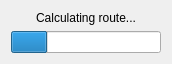
First picture: the form in Pilocik/widgets/troutingprogresswidget.ui, repository dotevo/Pilocik, before the edit.
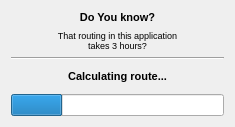
Second picture: the form after the edit.

Diff of the .ui file:
```diff
--- a/Pilocik/widgets/troutingprogresswidget.ui
+++ b/Pilocik/widgets/troutingprogresswidget.ui
@@ -6,21 +6,70 @@
    <rect>
     <x>0</x>
     <y>0</y>
-    <width>172</width>
-    <height>58</height>
+    <width>235</width>
+    <height>127</height>
    </rect>
   </property>
   <property name="windowTitle">
    <string>Form</string>
   </property>
-  <layout class="QVBoxLayout" name="verticalLayout">
+  <layout class="QVBoxLayout" name="verticalLayout_2">
+   <item>
+    <layout class="QVBoxLayout" name="verticalLayout">
+     <item>
+      <widget class="QLabel" name="label_2">
+       <property name="font">
+        <font>
+         <pointsize>6</pointsize>
+        </font>
+       </property>
+       <property name="text">
+        <string>&lt;!DOCTYPE HTML PUBLIC &quot;-//W3C//DTD HTML 4.0//EN&quot; &quot;http://www.w3.org/TR/REC-html40/strict.dtd&quot;&gt;
+&lt;html&gt;&lt;head&gt;&lt;meta name=&quot;qrichtext&quot; content=&quot;1&quot; /&gt;&lt;style type=&quot;text/css&quot;&gt;
+p, li { white-space: pre-wrap; }
+&lt;/style&gt;&lt;/head&gt;&lt;body style=&quot; font-family:'MS Shell Dlg 2'; font-size:6pt; font-weight:400; font-style:normal;&quot;&gt;
+&lt;p style=&quot; margin-top:0px; margin-bottom:0px; margin-left:0px; margin-right:0px; -qt-block-indent:0; text-indent:0px;&quot;&gt;&lt;span style=&quot; font-size:8pt; font-weight:600;&quot;&gt;Do You know?&lt;/span&gt;&lt;/p&gt;&lt;/body&gt;&lt;/html&gt;</string>
+       </property>
+       <property name="alignment">
+        <set>Qt::AlignCenter</set>
+       </property>
+      </widget>
+     </item>
+     <item>
+      <widget class="QLabel" name="label_3">
+       <property name="font">
+        <font>
+         <pointsize>7</pointsize>
+        </font>
+       </property>
+       <property name="text">
+        <string>That routing in this application&lt;br /&gt; takes 3 hours?</string>
+       </property>
+       <property name="alignment">
+        <set>Qt::AlignCenter</set>
+       </property>
+      </widget>
+     </item>
+    </layout>
+   </item>
+   <item>
+    <widget class="Line" name="line">
+     <property name="orientation">
+      <enum>Qt::Horizontal</enum>
+     </property>
+    </widget>
+   </item>
    <item>
     <widget class="QLabel" name="label">
      <property name="frameShadow">
       <enum>QFrame::Plain</enum>
      </property>
      <property name="text">
-      <string>Calculating route...</string>
+      <string>&lt;!DOCTYPE HTML PUBLIC &quot;-//W3C//DTD HTML 4.0//EN&quot; &quot;http://www.w3.org/TR/REC-html40/strict.dtd&quot;&gt;
+&lt;html&gt;&lt;head&gt;&lt;meta name=&quot;qrichtext&quot; content=&quot;1&quot; /&gt;&lt;style type=&quot;text/css&quot;&gt;
+p, li { white-space: pre-wrap; }
+&lt;/style&gt;&lt;/head&gt;&lt;body style=&quot; font-family:'MS Shell Dlg 2'; font-size:8.25pt; font-weight:400; font-style:normal;&quot;&gt;
+&lt;p style=&quot; margin-top:0px; margin-bottom:0px; margin-left:0px; margin-right:0px; -qt-block-indent:0; text-indent:0px;&quot;&gt;&lt;span style=&quot; font-size:8pt; font-weight:600;&quot;&gt;Calculating route...&lt;/span&gt;&lt;/p&gt;&lt;/body&gt;&lt;/html&gt;</string>
      </property>
      <property name="alignment">
       <set>Qt::AlignCenter</set>
```
